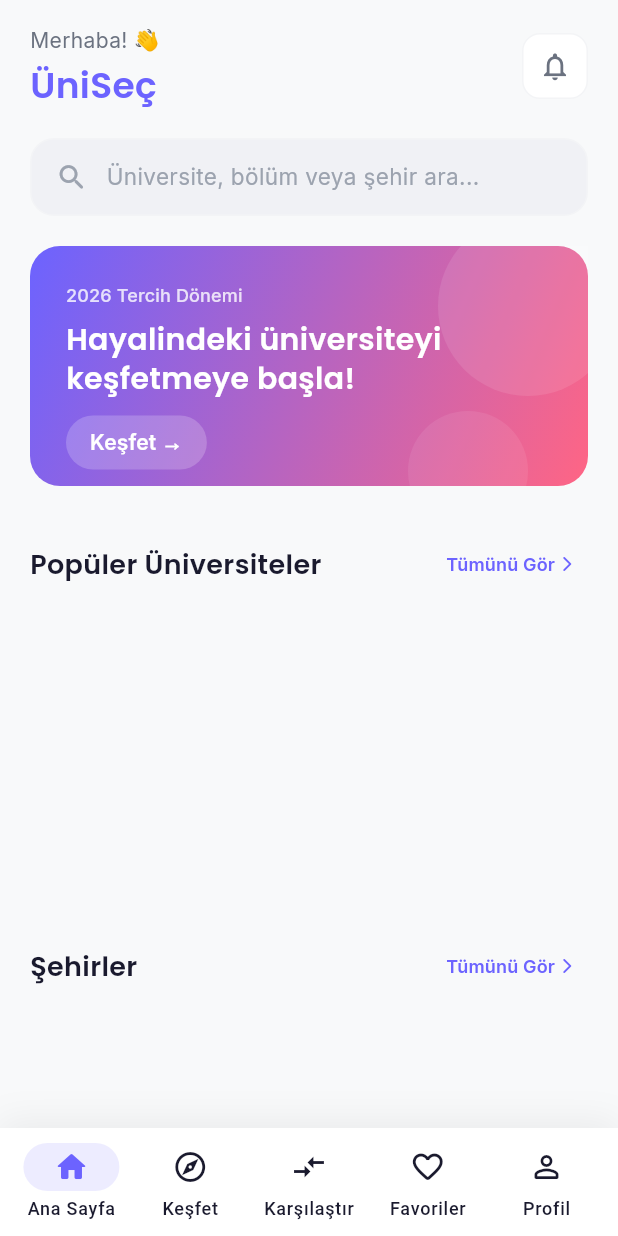
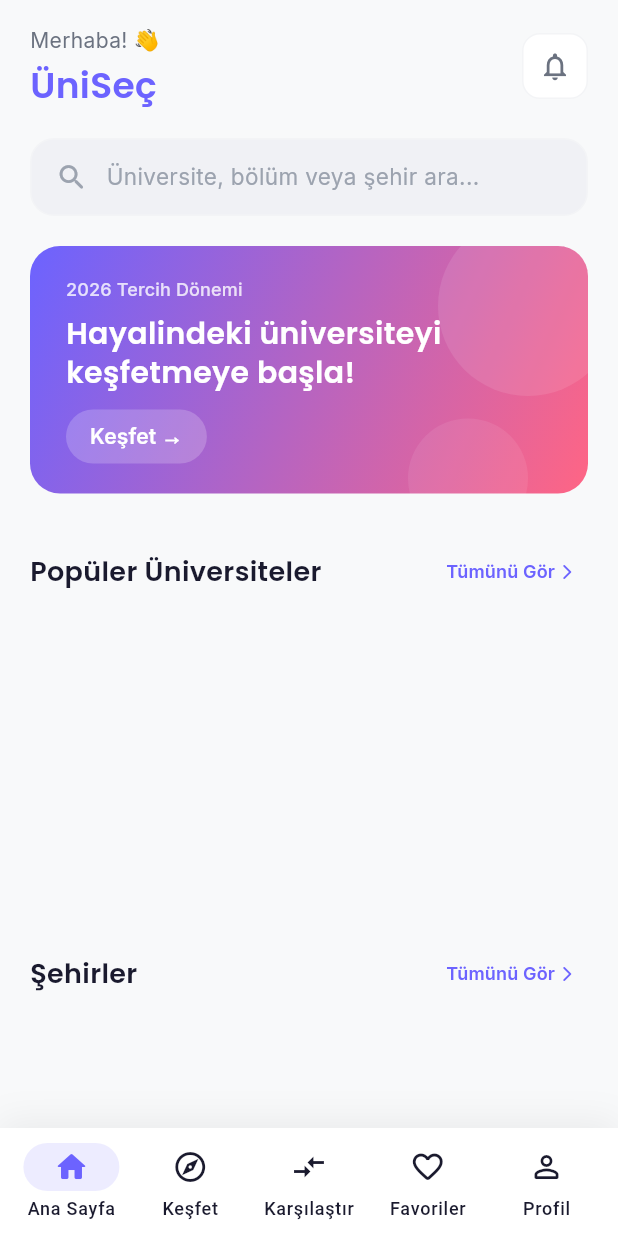
Before and after one commit to BurakGGGG/uni_app, a Flutter app: the HomeScreen screen opened by its route, on a phone screen of 412 x 824 dp. Run offline on Flutter 3.47's test engine with Material 3 defaults, Android fonts, the phone set to English and light mode, and no system bars; drawn by our look-alikes of flutter_animate; our stand-ins replace cached_network_image, cloud_firestore, firebase_auth, firebase_core, firebase_storage, flutter_riverpod and 8 more; accounts and stored records are empty.

Commit message:
fix(home): HeroBanner overflow on small screens / large fonts
Fixed layout overflow when content (title + 2-line body + 'Keşfet →'
button) exceeded fixed 160px height.

- height: 160 → constraints: BoxConstraints(minHeight: 140)
- Content can grow when needed, never below 140
- Padding: all(24) → symmetric(horizontal: 24, vertical: 20)
- Tighter vertical spacing
- Added clipBehavior: Clip.hardEdge for decorative circles

```diff
--- a/lib/features/home/presentation/screens/home_screen.dart
+++ b/lib/features/home/presentation/screens/home_screen.dart
@@ -263,11 +263,12 @@ class _HeroBanner extends StatelessWidget {
   @override
   Widget build(BuildContext context) {
     return Container(
-      height: 160,
+      constraints: const BoxConstraints(minHeight: 140),
       decoration: BoxDecoration(
         gradient: AppColors.heroGradient,
         borderRadius: BorderRadius.circular(AppConstants.radiusXl),
       ),
+      clipBehavior: Clip.hardEdge,
       child: Stack(
         children: [
           // Dekoratif daireler
@@ -297,7 +298,7 @@ class _HeroBanner extends StatelessWidget {
           ),
           // İçerik
           Padding(
-            padding: const EdgeInsets.all(AppConstants.spacingXxl),
+            padding: const EdgeInsets.symmetric(horizontal: 24, vertical: 20),
             child: Column(
               crossAxisAlignment: CrossAxisAlignment.start,
               mainAxisAlignment: MainAxisAlignment.center,
```
